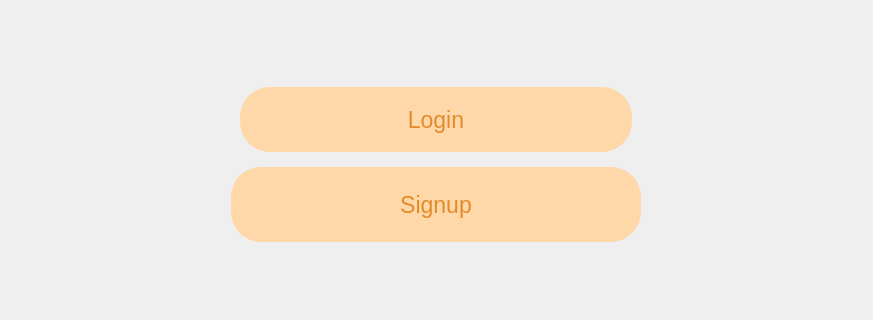
Above: Forms/mainwindow.ui from esraa-emary/Task-Worker-Matching before the change; both pictures show x 213 to 1086 and y 366 to 686 of the 1300 by 900 pixel window. Below: the same form after it.
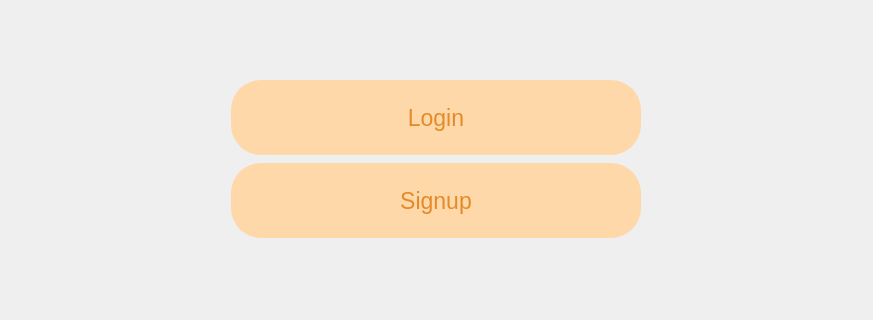
That is the form after the change.

```diff
--- a/Forms/mainwindow.ui
+++ b/Forms/mainwindow.ui
@@ -167,7 +167,28 @@
             <property name="frameShadow">
              <enum>QFrame::Shadow::Raised</enum>
             </property>
-            <layout class="QGridLayout" name="gridLayout_6">
+            <layout class="QGridLayout" name="gridLayout_5">
+             <item row="0" column="0">
+              <widget class="QPushButton" name="login">
+               <property name="maximumSize">
+                <size>
+                 <width>410</width>
+                 <height>75</height>
+                </size>
+               </property>
+               <property name="font">
+                <font>
+                 <pointsize>17</pointsize>
+                </font>
+               </property>
+               <property name="cursor">
+                <cursorShape>PointingHandCursor</cursorShape>
+               </property>
+               <property name="text">
+                <string>Login</string>
+               </property>
+              </widget>
+             </item>
              <item row="1" column="0">
               <widget class="QPushButton" name="signup">
                <property name="maximumSize">
@@ -189,39 +210,6 @@
                </property>
               </widget>
              </item>
-             <item row="0" column="0">
-              <widget class="QFrame" name="frame_4">
-               <property name="frameShape">
-                <enum>QFrame::Shape::StyledPanel</enum>
-               </property>
-               <property name="frameShadow">
-                <enum>QFrame::Shadow::Raised</enum>
-               </property>
-               <layout class="QGridLayout" name="gridLayout_5">
-                <item row="0" column="0">
-                 <widget class="QPushButton" name="login">
-                  <property name="maximumSize">
-                   <size>
-                    <width>410</width>
-                    <height>75</height>
-                   </size>
-                  </property>
-                  <property name="font">
-                   <font>
-                    <pointsize>17</pointsize>
-                   </font>
-                  </property>
-                  <property name="cursor">
-                   <cursorShape>PointingHandCursor</cursorShape>
-                  </property>
-                  <property name="text">
-                   <string>Login</string>
-                  </property>
-                 </widget>
-                </item>
-               </layout>
-              </widget>
-             </item>
             </layout>
            </widget>
           </item>
```
Left out of the diff: 94 changed lines with no effect on the pictures.
